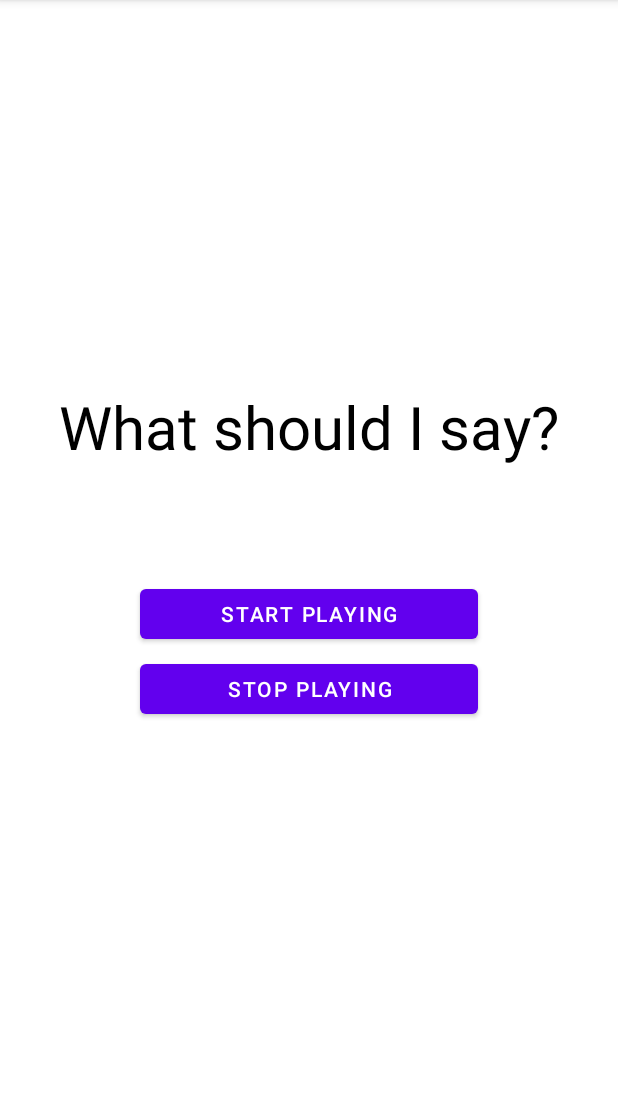
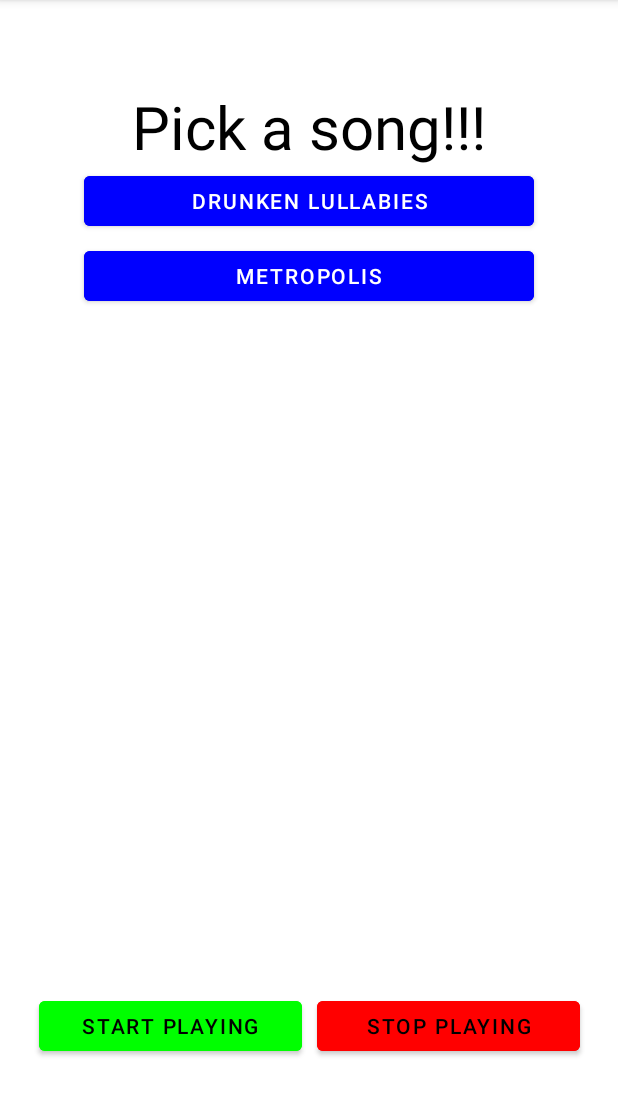
Before and after one commit to kstigle1/CS441_Proj5, an Android app: the screen it shows after launch (MainActivity), on a phone screen of 412 x 824 dp, the part 84-1200 px from its top. Run offline under Robolectric (Android 15) with nearby library versions, the phone set to English and light mode, and no system bars.

Commit message:
works with two songs!!!!!!!!!

```diff
--- a/app/src/main/java/com/stigler/cs441_proj5/MainActivity.java
+++ b/app/src/main/java/com/stigler/cs441_proj5/MainActivity.java
@@ -3,6 +3,7 @@ package com.stigler.cs441_proj5;
 import androidx.annotation.RequiresApi;
 import androidx.appcompat.app.AppCompatActivity;
 
+import android.graphics.Color;
 import android.media.MediaPlayer;
 import android.os.Build;
 import android.os.Bundle;
@@ -19,9 +20,13 @@ public class MainActivity extends AppCompatActivity
 {
     TextView inputLabel;
     Button stopButton;
+    Button startButton;
+    Button DrunkenLull;
+    Button Metro;
     MediaPlayer mPlayer;
+    int selectedSongMP3 = R.raw.silence;
+    Button selectedSongButton;
 
-    @RequiresApi(api = Build.VERSION_CODES.M)
     @Override
     protected void onCreate(Bundle savedInstanceState)
     {
@@ -30,18 +35,53 @@ public class MainActivity extends AppCompatActivity
 
         inputLabel = (TextView) findViewById(R.id.inputLabel);
         stopButton = (Button) findViewById(R.id.stopButton);
+        startButton = (Button) findViewById(R.id.startButton);
+        selectedSongButton = (Button) findViewById(R.id.DrukenLullbies);
+        DrunkenLull = (Button) findViewById(R.id.DrukenLullbies);
+        Metro = (Button) findViewById(R.id.Metropolis);
 
-
+        mPlayer = MediaPlayer.create(this, selectedSongMP3);
     }
 
     public void startPlaying(View view)
     {
-        mPlayer = MediaPlayer.create(this, R.raw.testsong);
-        mPlayer.start();
+        if (selectedSongMP3 != R.raw.silence)
+        {
+            mPlayer = MediaPlayer.create(this, selectedSongMP3);
+            mPlayer.start();
+        }
+        else
+        {
+            inputLabel.setTextColor(Color.RED);
+        }
     }
 
     public void stopPlaying(View view)
     {
         mPlayer.stop();
     }
+
+    public void setDL(View view)
+    {
+        mPlayer.stop();
+        selectedSongButton.setBackgroundColor(Color.BLUE);
+        selectedSongButton.setTextColor(Color.WHITE);
+        inputLabel.setTextColor(Color.BLACK);
+        selectedSongMP3 = R.raw.drunkenlullbies;
+        selectedSongButton = DrunkenLull;
+        DrunkenLull.setBackgroundColor(Color.YELLOW);
+        DrunkenLull.setTextColor(Color.BLACK);
+    }
+
+    public void setMetro(View view)
+    {
+        mPlayer.stop();
+        selectedSongButton.setBackgroundColor(Color.BLUE);
+        selectedSongButton.setTextColor(Color.WHITE);
+        inputLabel.setTextColor(Color.BLACK);
+        selectedSongMP3 = R.raw.metropolis;
+        selectedSongButton = Metro;
+        Metro.setBackgroundColor(Color.YELLOW);
+        Metro.setTextColor(Color.BLACK);
+    }
 }
--- a/app/src/main/res/layout/activity_main.xml
+++ b/app/src/main/res/layout/activity_main.xml
@@ -15,35 +15,71 @@
         app:layout_constraintLeft_toLeftOf="parent"
         app:layout_constraintRight_toRightOf="parent"
         app:layout_constraintTop_toTopOf="parent"
-        android:layout_marginBottom="200dp"
+        android:layout_marginBottom="600dp"
         android:textSize="40sp"
         android:textColor="@color/black"
         />
 
     <Button
         android:id="@+id/startButton"
-        android:layout_width="225dp"
+        android:layout_width="175dp"
         android:layout_height="45dp"
         app:layout_constraintTop_toTopOf="parent"
         app:layout_constraintBottom_toBottomOf="parent"
         app:layout_constraintLeft_toLeftOf="parent"
         app:layout_constraintRight_toRightOf="parent"
-        android:layout_marginTop="50dp"
+        android:layout_marginTop="600dp"
+        android:layout_marginRight="185dp"
         android:text="@string/startPlay"
         android:onClick="startPlaying"
+        android:backgroundTint="@color/green"
+        android:textColor="@color/black"
         />
 
     <Button
         android:id="@+id/stopButton"
-        android:layout_width="225dp"
+        android:layout_width="175dp"
         android:layout_height="45dp"
         app:layout_constraintTop_toTopOf="parent"
         app:layout_constraintBottom_toBottomOf="parent"
         app:layout_constraintLeft_toLeftOf="parent"
         app:layout_constraintRight_toRightOf="parent"
-        android:layout_marginTop="150dp"
+        android:layout_marginTop="600dp"
+        android:layout_marginLeft="185dp"
         android:text="@string/stopPlay"
         android:onClick="stopPlaying"
+        android:backgroundTint="@color/red"
+        android:textColor="@color/black"
+        />
+
+    <Button
+        android:id="@+id/DrukenLullbies"
+        android:layout_width="300dp"
+        android:layout_height="45dp"
+        app:layout_constraintTop_toTopOf="parent"
+        app:layout_constraintBottom_toBottomOf="parent"
+        app:layout_constraintLeft_toLeftOf="parent"
+        app:layout_constraintRight_toRightOf="parent"
+        android:layout_marginBottom="500dp"
+        android:text="@string/songDL"
+        android:onClick="setDL"
+        android:backgroundTint="@color/blue"
+        android:textColor="@color/white"
+        />
+
+    <Button
+        android:id="@+id/Metropolis"
+        android:layout_width="300dp"
+        android:layout_height="45dp"
+        app:layout_constraintTop_toTopOf="parent"
+        app:layout_constraintBottom_toBottomOf="parent"
+        app:layout_constraintLeft_toLeftOf="parent"
+        app:layout_constraintRight_toRightOf="parent"
+        android:layout_marginBottom="400dp"
+        android:text="@string/songMetro"
+        android:onClick="setMetro"
+        android:backgroundTint="@color/blue"
+        android:textColor="@color/white"
         />
 
 </androidx.constraintlayout.widget.ConstraintLayout>
--- a/app/src/main/res/values/colors.xml
+++ b/app/src/main/res/values/colors.xml
@@ -7,4 +7,8 @@
     <color name="teal_700">#FF018786</color>
     <color name="black">#FF000000</color>
     <color name="white">#FFFFFFFF</color>
+    <color name="red">#FFFF0000</color>
+    <color name="green">#FF00FF00</color>
+    <color name="blue">#FF0000FF</color>
+    <color name="yellow">#FFFFFF00</color>
 </resources>
--- a/app/src/main/res/values/strings.xml
+++ b/app/src/main/res/values/strings.xml
@@ -1,7 +1,9 @@
 <resources>
     <string name="app_name">CS441_Proj5</string>
-    <string name="boxTitle">What should I say?</string>
+    <string name="boxTitle">Pick a song!!!</string>
     <string name="repeat">Repeat this...</string>
     <string name="stopPlay">Stop Playing</string>
     <string name="startPlay">Start Playing</string>
+    <string name="songDL">Drunken Lullabies</string>
+    <string name="songMetro">Metropolis</string>
 </resources>
```
Also changed, not shown: 3 other files.
